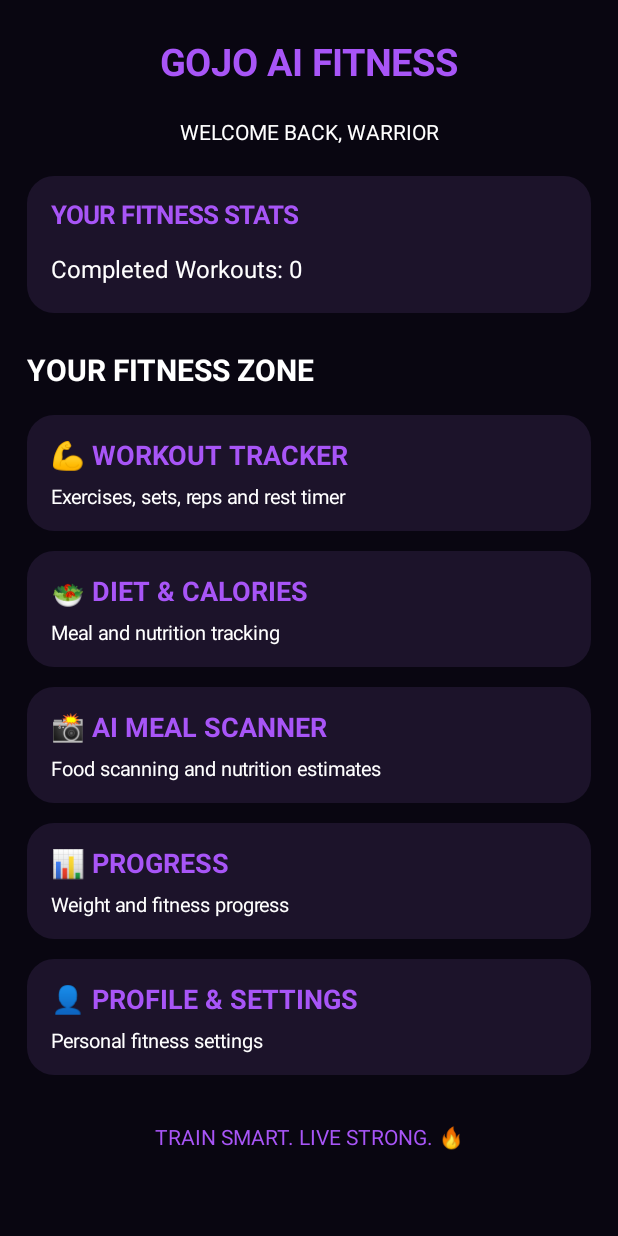
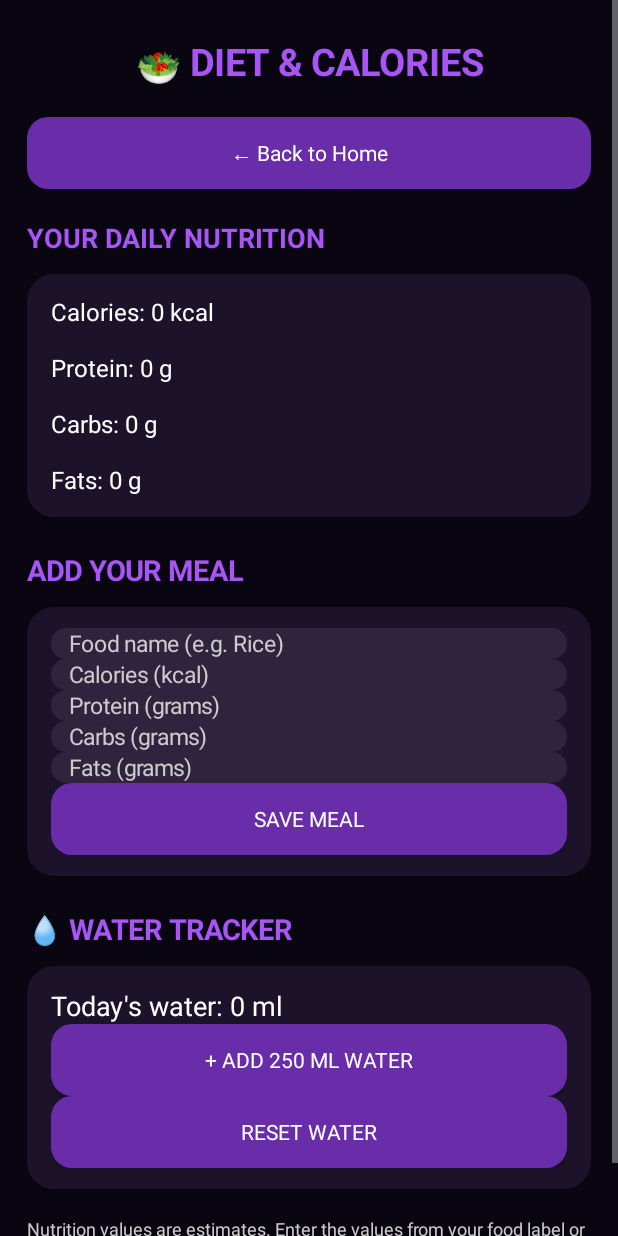
Before and after one commit to obitouchiha4k-cmd/GOJO-AI-FITNESS, an Android app: the screen it shows after launch (MainActivity), after a tap on "🥗 DIET & CALORIES", on a phone screen of 412 x 824 dp. Run offline under Robolectric (Android 15) with nearby library versions, the phone set to English and light mode, and no system bars.

Commit message:
Update MainActivity.java

```diff
--- a/app/src/main/java/com/gojo/aifitness/MainActivity.java
+++ b/app/src/main/java/com/gojo/aifitness/MainActivity.java
@@ -9,13 +9,11 @@ import android.graphics.Typeface;
 import android.graphics.drawable.GradientDrawable;
 import android.view.Gravity;
 import android.view.View;
-import android.widget.Button;
-import android.widget.EditText;
-import android.widget.LinearLayout;
-import android.widget.ScrollView;
-import android.widget.TextView;
+import android.widget.*;
 import android.content.SharedPreferences;
-import android.widget.Toast;
+import java.text.SimpleDateFormat;
+import java.util.Date;
+import java.util.Locale;
 
 public class MainActivity extends Activity {
 
@@ -27,6 +25,7 @@ public class MainActivity extends Activity {
     LinearLayout page;
     SharedPreferences prefs;
     Handler handler = new Handler();
+
     TextView timerText;
     Button timerButton;
     int seconds = 60;
@@ -35,11 +34,29 @@ public class MainActivity extends Activity {
     EditText[] setsInputs = new EditText[3];
     EditText[] repsInputs = new EditText[3];
 
-    String[] exercises = {
-        "Push-ups",
-        "Squats",
-        "Plank"
-    };
+    String[] exercises = {"Push-ups", "Squats", "Plank"};
+
+    EditText foodInput, caloriesInput;
+    EditText proteinInput, carbsInput, fatsInput;
+    TextView nutritionSummary, waterText;
+
+    String today() {
+        return new SimpleDateFormat(
+            "yyyyMMdd", Locale.US).format(new Date());
+    }
+
+    String dailyKey(String name) {
+        return name + "_" + today();
+    }
+
+    int getDaily(String name) {
+        return prefs.getInt(dailyKey(name), 0);
+    }
+
+    void addDaily(String name, int amount) {
+        prefs.edit().putInt(
+            dailyKey(name), getDaily(name) + amount).apply();
+    }
 
     int dp(int n) {
         return (int)(n * getResources()
@@ -78,16 +95,21 @@ public class MainActivity extends Activity {
         return b;
     }
 
-    EditText numberInput(String value) {
+    EditText input(String hint, boolean number) {
         EditText e = new EditText(this);
-        e.setText(value);
+        e.setHint(hint);
         e.setTextColor(white);
         e.setHintTextColor(Color.LTGRAY);
-        e.setHint("0");
-        e.setInputType(2);
-        e.setTextSize(16);
-        e.setPadding(dp(10), 0, dp(10), 0);
+        e.setTextSize(15);
+        e.setPadding(dp(12), 0, dp(12), 0);
         e.setBackground(bg(Color.rgb(48, 35, 62), 10));
+        if (number) e.setInputType(2);
+        return e;
+    }
+
+    EditText numberInput(String value) {
+        EditText e = input(value, true);
+        e.setText(value);
         return e;
     }
 
@@ -129,6 +151,12 @@ public class MainActivity extends Activity {
         page.addView(c, lp);
     }
 
+    void backButton() {
+        Button home = makeButton("← Back to Home");
+        home.setOnClickListener(v -> showHome());
+        page.addView(home);
+    }
+
     void showHome() {
         setupPage("GOJO AI FITNESS");
 
@@ -145,11 +173,15 @@ public class MainActivity extends Activity {
         heading.setTypeface(null, Typeface.BOLD);
         stats.addView(heading);
 
-        TextView count = text(
+        stats.addView(text(
             "Completed Workouts: " +
-            prefs.getInt("workouts", 0), 16, white);
-        count.setPadding(0, dp(14), 0, dp(5));
-        stats.addView(count);
+            prefs.getInt("workouts", 0), 16, white));
+
+        TextView calories = text(
+            "Today's Calories: " + getDaily("calories") +
+            " kcal", 16, white);
+        calories.setPadding(0, dp(10), 0, 0);
+        stats.addView(calories);
 
         page.addView(stats);
 
@@ -163,8 +195,8 @@ public class MainActivity extends Activity {
             () -> showWorkout());
 
         addHomeButton("🥗 DIET & CALORIES",
-            "Meal and nutrition tracking",
-            () -> comingSoon("Diet & Calories"));
+            "Meals, calories, protein, carbs and fats",
+            () -> showDiet());
 
         addHomeButton("📸 AI MEAL SCANNER",
             "Food scanning and nutrition estimates",
@@ -193,10 +225,7 @@ public class MainActivity extends Activity {
 
     void showWorkout() {
         setupPage("💪 WORKOUT TRACKER");
-
-        Button home = makeButton("← Back to Home");
-        home.setOnClickListener(v -> showHome());
-        page.addView(home);
+        backButton();
 
         TextView intro = text(
             "Enter your sets and reps for each exercise.",
@@ -205,17 +234,13 @@ public class MainActivity extends Activity {
         page.addView(intro);
 
         for (int i = 0; i < exercises.length; i++) {
-            final int index = i;
-
             LinearLayout c = card();
 
-            TextView name = text(
-                exercises[i], 19, purple);
+            TextView name = text(exercises[i], 19, purple);
             name.setTypeface(null, Typeface.BOLD);
             c.addView(name);
 
             LinearLayout row = new LinearLayout(this);
-            row.setOrientation(LinearLayout.HORIZONTAL);
             row.setGravity(Gravity.CENTER_VERTICAL);
 
             TextView setsLabel = text("Sets", 14, white);
@@ -248,15 +273,11 @@ public class MainActivity extends Activity {
 
         Button save = makeButton("SAVE WORKOUT");
         save.setOnClickListener(v -> saveWorkout());
-        LinearLayout.LayoutParams saveLp =
-            new LinearLayout.LayoutParams(-1, -2);
-        saveLp.setMargins(0, dp(15), 0, dp(20));
-        page.addView(save, saveLp);
+        page.addView(save);
 
         LinearLayout timerCard = card();
 
-        TextView timerTitle = text(
-            "⏱ REST TIMER", 20, purple);
+        TextView timerTitle = text("⏱ REST TIMER", 20, purple);
         timerTitle.setTypeface(null, Typeface.BOLD);
         timerCard.addView(timerTitle);
 
@@ -271,21 +292,16 @@ public class MainActivity extends Activity {
 
         Button reset = makeButton("RESET TIMER");
         reset.setOnClickListener(v -> resetTimer());
-        LinearLayout.LayoutParams resetLp =
-            new LinearLayout.LayoutParams(-1, -2);
-        resetLp.setMargins(0, dp(8), 0, 0);
-        timerCard.addView(reset, resetLp);
+        timerCard.addView(reset);
 
         LinearLayout.LayoutParams timerLp =
             new LinearLayout.LayoutParams(-1, -2);
-        timerLp.setMargins(0, dp(8), 0, dp(15));
+        timerLp.setMargins(0, dp(15), 0, dp(15));
         page.addView(timerCard, timerLp);
 
-        TextView history = text(
+        page.addView(text(
             "Total completed workouts: " +
-            prefs.getInt("workouts", 0), 16, white);
-        history.setPadding(0, dp(15), 0, dp(15));
-        page.addView(history);
+            prefs.getInt("workouts", 0), 16, white));
     }
 
     void saveWorkout() {
@@ -297,8 +313,8 @@ public class MainActivity extends Activity {
 
             if (sets.isEmpty() || reps.isEmpty()) {
                 Toast.makeText(this,
-                    "Please enter sets and reps for all exercises",
-                    Toast.LENGTH_LONG).show();
+                    "Enter sets and reps for all exercises",
+                    Toast.LENGTH_SHORT).show();
                 return;
             }
 
@@ -314,15 +330,13 @@ public class MainActivity extends Activity {
                 }
 
                 summary.append(exercises[i])
-                    .append(": ")
-                    .append(s)
-                    .append(" sets x ")
-                    .append(r)
+                    .append(": ").append(s)
+                    .append(" sets x ").append(r)
                     .append(" reps\n");
 
             } catch (NumberFormatException ex) {
                 Toast.makeText(this,
-                    "Please enter numbers only",
+                    "Numbers only please",
                     Toast.LENGTH_SHORT).show();
                 return;
             }
@@ -366,15 +380,13 @@ public class MainActivity extends Activity {
     };
 
     void updateTimer() {
-        int min = seconds / 60;
-        int sec = seconds % 60;
         timerText.setText(String.format(
-            java.util.Locale.US, "%02d:%02d", min, sec));
+            Locale.US, "%02d:%02d",
+            seconds / 60, seconds % 60));
     }
 
     void startTimer() {
         if (timerRunning) return;
-
         if (seconds <= 0) seconds = 60;
 
         timerRunning = true;
@@ -388,12 +400,159 @@ public class MainActivity extends Activity {
         timerRunning = false;
         seconds = 60;
 
-        if (timerText != null) {
-            timerText.setText("01:00");
+        if (timerText != null) timerText.setText("01:00");
+        if (timerButton != null)
+            timerButton.setText("START 60 SECOND REST");
+    }
+
+    void showDiet() {
+        setupPage("🥗 DIET & CALORIES");
+        backButton();
+
+        TextView subtitle = text(
+            "YOUR DAILY NUTRITION", 18, purple);
+        subtitle.setTypeface(null, Typeface.BOLD);
+        subtitle.setPadding(0, dp(20), 0, dp(12));
+        page.addView(subtitle);
+
+        LinearLayout totals = card();
+        nutritionSummary = text("", 16, white);
+        totals.addView(nutritionSummary);
+        page.addView(totals);
+        updateNutrition();
+
+        TextView addTitle = text(
+            "ADD YOUR MEAL", 19, purple);
+        addTitle.setTypeface(null, Typeface.BOLD);
+        addTitle.setPadding(0, dp(22), 0, dp(12));
+        page.addView(addTitle);
+
+        LinearLayout form = card();
+
+        foodInput = input("Food name (e.g. Rice)", false);
+        form.addView(foodInput);
+
+        caloriesInput = input("Calories (kcal)", true);
+        form.addView(caloriesInput);
+
+        proteinInput = input("Protein (grams)", true);
+        form.addView(proteinInput);
+
+        carbsInput = input("Carbs (grams)", true);
+        form.addView(carbsInput);
+
+        fatsInput = input("Fats (grams)", true);
+        form.addView(fatsInput);
+
+        Button saveMeal = makeButton("SAVE MEAL");
+        saveMeal.setOnClickListener(v -> saveMeal());
+        form.addView(saveMeal);
+
+        page.addView(form);
+
+        TextView waterTitle = text(
+            "💧 WATER TRACKER", 19, purple);
+        waterTitle.setTypeface(null, Typeface.BOLD);
+        waterTitle.setPadding(0, dp(22), 0, dp(12));
+        page.addView(waterTitle);
+
+        LinearLayout waterCard = card();
+
+        waterText = text("", 18, white);
+        waterCard.addView(waterText);
+        updateWater();
+
+        Button addWater = makeButton("+ ADD 250 ML WATER");
+        addWater.setOnClickListener(v -> {
+            addDaily("water", 250);
+            updateWater();
+        });
+        waterCard.addView(addWater);
+
+        Button resetWater = makeButton("RESET WATER");
+        resetWater.setOnClickListener(v -> {
+            prefs.edit().putInt(dailyKey("water"), 0).apply();
+            updateWater();
+        });
+        waterCard.addView(resetWater);
+
+        page.addView(waterCard);
+
+        TextView note = text(
+            "Nutrition values are estimates. Enter the values " +
+            "from your food label or a trusted nutrition source.",
+            12, Color.LTGRAY);
+        note.setPadding(0, dp(18), 0, dp(10));
+        page.addView(note);
+    }
+
+    void updateNutrition() {
+        if (nutritionSummary == null) return;
+
+        nutritionSummary.setText(
+            "Calories: " + getDaily("calories") + " kcal\n\n" +
+            "Protein: " + getDaily("protein") + " g\n\n" +
+            "Carbs: " + getDaily("carbs") + " g\n\n" +
+            "Fats: " + getDaily("fats") + " g"
+        );
+    }
+
+    void updateWater() {
+        if (waterText != null) {
+            waterText.setText(
+                "Today's water: " + getDaily("water") + " ml");
+        }
+    }
+
+    void saveMeal() {
+        String food = foodInput.getText().toString().trim();
+
+        String cal = caloriesInput.getText().toString().trim();
+        String pro = proteinInput.getText().toString().trim();
+        String carb = carbsInput.getText().toString().trim();
+        String fat = fatsInput.getText().toString().trim();
+
+        if (food.isEmpty() || cal.isEmpty() ||
+            pro.isEmpty() || carb.isEmpty() || fat.isEmpty()) {
+            Toast.makeText(this,
+                "Please fill in all meal details",
+                Toast.LENGTH_SHORT).show();
+            return;
         }
 
-        if (timerButton != null) {
-            timerButton.setText("START 60 SECOND REST");
+        try {
+            int c = Integer.parseInt(cal);
+            int p = Integer.parseInt(pro);
+            int cb = Integer.parseInt(carb);
+            int f = Integer.parseInt(fat);
+
+            if (c < 0 || p < 0 || cb < 0 || f < 0 ||
+                c > 10000 || p > 1000 || cb > 1000 || f > 1000) {
+                Toast.makeText(this,
+                    "Please enter valid nutrition values",
+                    Toast.LENGTH_SHORT).show();
+                return;
+            }
+
+            addDaily("calories", c);
+            addDaily("protein", p);
+            addDaily("carbs", cb);
+            addDaily("fats", f);
+
+            prefs.edit().putString(
+                "last_meal",
+                food + ": " + c + " kcal").apply();
+
+            Toast.makeText(this,
+                "Meal saved successfully! 🥗",
+                Toast.LENGTH_LONG).show();
+
+            showDiet();
+
+        } catch (NumberFormatException ex) {
+            Toast.makeText(this,
+                "Please enter numbers only",
+                Toast.LENGTH_SHORT).show();
         }
     }
 
```
